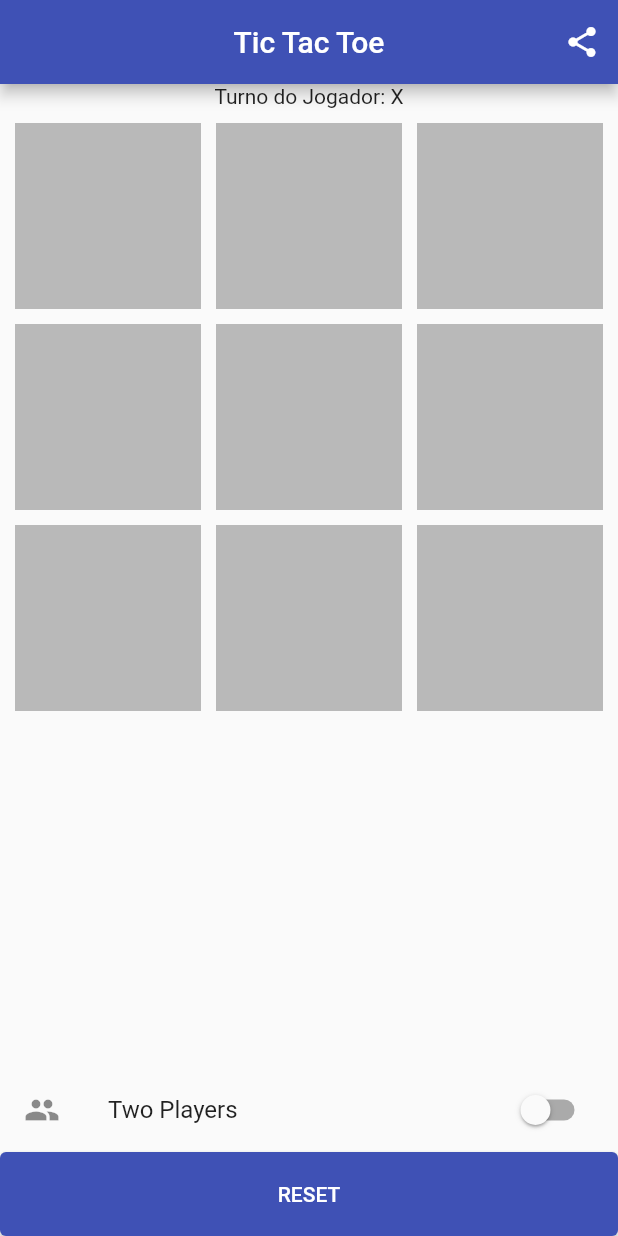
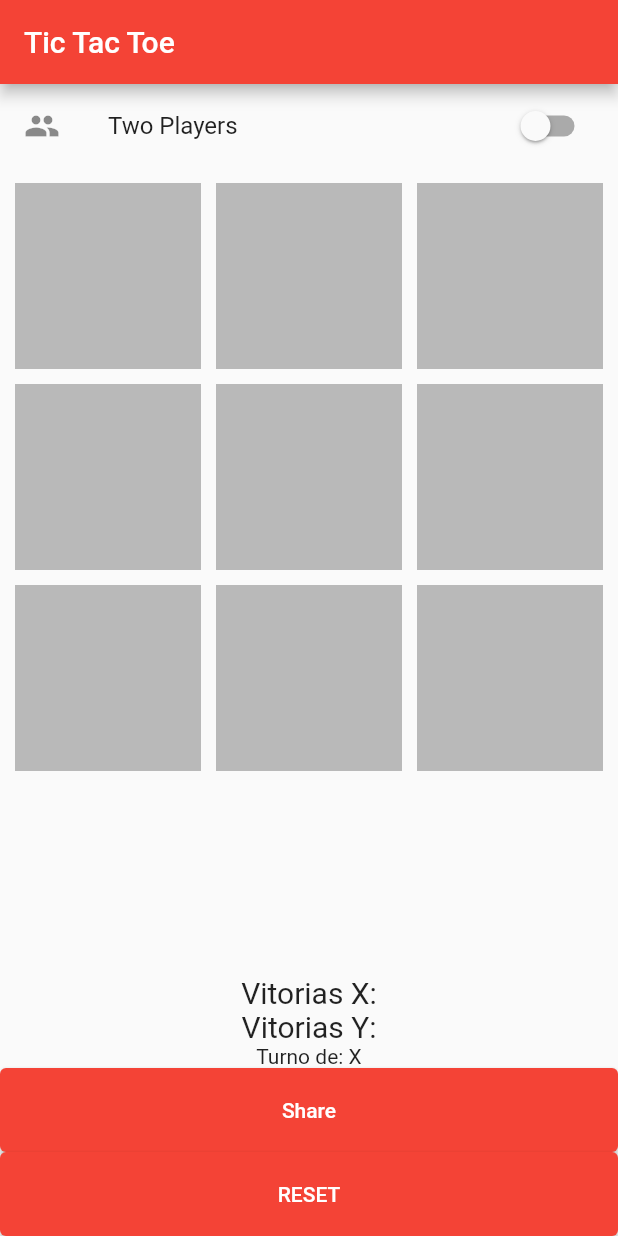
Before and after one commit to manoJaypilson/TitTacToe, a Flutter app: the GamePage screen opened directly, on a phone screen of 412 x 824 dp. Run offline on Flutter 3.47's test engine with Material 2 defaults, Android fonts, the phone set to English and light mode, and no system bars; our stand-ins replace share; missing offline and left inert: custom_splash.

```diff
--- a/lib/core/constants.dart
+++ b/lib/core/constants.dart
@@ -15,3 +15,4 @@ const String DIALOG_MESSAGE = 'Press the reset button to start again!';
 const String SINGLE_PLAYER_MODE = 'Single Player';
 const String MULTIPLAYER_MODE = 'Two Players';
 const String RESET_BUTTON_LABEL = 'RESET';
+const String Show_History = 'Placar até aqui...';
--- a/lib/core/theme_app.dart
+++ b/lib/core/theme_app.dart
@@ -2,7 +2,7 @@ import 'package:flutter/material.dart';
 
 final themeApp = ThemeData(
   visualDensity: VisualDensity.adaptivePlatformDensity,
-  primarySwatch: Colors.indigo,
+  primarySwatch: Colors.red,
   buttonTheme: ButtonThemeData(
     height: 52,
     textTheme: ButtonTextTheme.primary,
--- a/lib/pages/game_page.dart
+++ b/lib/pages/game_page.dart
@@ -1,6 +1,7 @@
 import 'dart:async';
 
 import 'package:flutter/material.dart';
+import 'package:share/share.dart';
 import 'package:tictactoe/controllers/game_controller.dart';
 import 'package:tictactoe/core/constants.dart';
 import 'package:tictactoe/dialogs/custom_dialog.dart';
@@ -28,10 +29,37 @@ class _GamePageState extends State<GamePage> {
   _buildAppBar() {
     return AppBar(
       title: Text(GAME_TITLE),
-      centerTitle: true,
-      actions: [IconButton(icon: Icon(Icons.share), onPressed: () {})],
     );
   }
+/*
+  List<Widget> _showHistory() {
+    return <Widget>[
+      IconButton(
+        icon: Icon(Icons.clear_all),
+        onPressed: _dialogHistory(),
+      )
+    ];
+  }
+*/
+/*
+  _buildHistoryButton() {
+    _buildDialogHistory(PlayerXWin, PlayerYWin);
+  }
+*/
+/*
+  _dialogHistory() {
+    showDialog(
+      context: context,
+      barrierDismissible: false,
+      builder: (context) {
+        return CustomDialog(
+          title: Show_History,
+          message: "X:" + "\br" + "Y:",
+        );
+      },
+    );
+  }
+  */
 
   _buildBody() {
     return Container(
@@ -39,21 +67,36 @@ class _GamePageState extends State<GamePage> {
         mainAxisAlignment: MainAxisAlignment.center,
         crossAxisAlignment: CrossAxisAlignment.stretch,
         children: [
+          _buildPlayerMode(),
+          _buildBoard(),
+          _buildScorePX(),
+          _buildScorePY(),
           _buildIsCurrentPlayerTurnText(),
-          _buildBoard(),
-          _buildPlayerMode(),
+          _buildShareButton(),
           _buildResetButton(),
         ],
       ),
     );
   }
 
-  _buildIsCurrentPlayerTurnText() {
+  _buildScorePX() {
     return Container(
       child: Center(
-        child: Text(
-          "Turno do Jogador: " + _controller.isCurrentPlayerTurn(),
-        ),
+        child: Text("Vitorias X:",
+            style: TextStyle(
+              fontSize: 20,
+            )),
+      ),
+    );
+  }
+
+  _buildScorePY() {
+    return Container(
+      child: Center(
+        child: Text("Vitorias Y:",
+            style: TextStyle(
+              fontSize: 20,
+            )),
       ),
     );
   }
@@ -77,11 +120,29 @@ class _GamePageState extends State<GamePage> {
     );
   }
 
+  _buildIsCurrentPlayerTurnText() {
+    return Container(
+      child: Center(
+        child: Text(
+          "Turno de: " + _controller.isCurrentPlayerTurn(),
+        ),
+      ),
+    );
+  }
+
   _buildResetButton() {
     return RaisedButton(
       padding: const EdgeInsets.all(20),
       child: Text(RESET_BUTTON_LABEL),
       onPressed: _onResetGame,
+    );
+  }
+
+  _buildShareButton() {
+    return RaisedButton(
+      padding: const EdgeInsets.all(20),
+      child: Text('Share'),
+      onPressed: _sharezadaButton,
     );
   }
 
@@ -120,6 +181,8 @@ class _GamePageState extends State<GamePage> {
   }
 
   _checkWinner() {
+    int scoreXWin;
+    int scorePyWin;
     var winner = _controller.checkWinner();
     if (winner == WinnerType.none) {
       if (!_controller.hasMoves) {
@@ -133,6 +196,11 @@ class _GamePageState extends State<GamePage> {
       String symbol =
           winner == WinnerType.player1 ? PLAYER1_SYMBOL : PLAYER2_SYMBOL;
       _showWinnerDialog(symbol);
+      if (winner == WinnerType.player1) {
+        scoreXWin += 1;
+      } else if (winner == WinnerType.player2) {
+        scorePyWin += 1;
+      }
     }
   }
 
@@ -154,6 +222,10 @@ class _GamePageState extends State<GamePage> {
         );
       },
     );
+  }
+
+  _sharezadaButton() {
+    Share.share('Vai na fé...');
   }
 
   _showTiedDialog() {
```
Also changed, not shown: lib/controllers/game_controller.dart (+6 -2 lines), lib/main.dart (+12 -5 lines), pubspec.yaml (+6 -56 lines), lib/assets/images/Tic_Tac_Toe.png (added), pubspec.lock, 1 other file.
